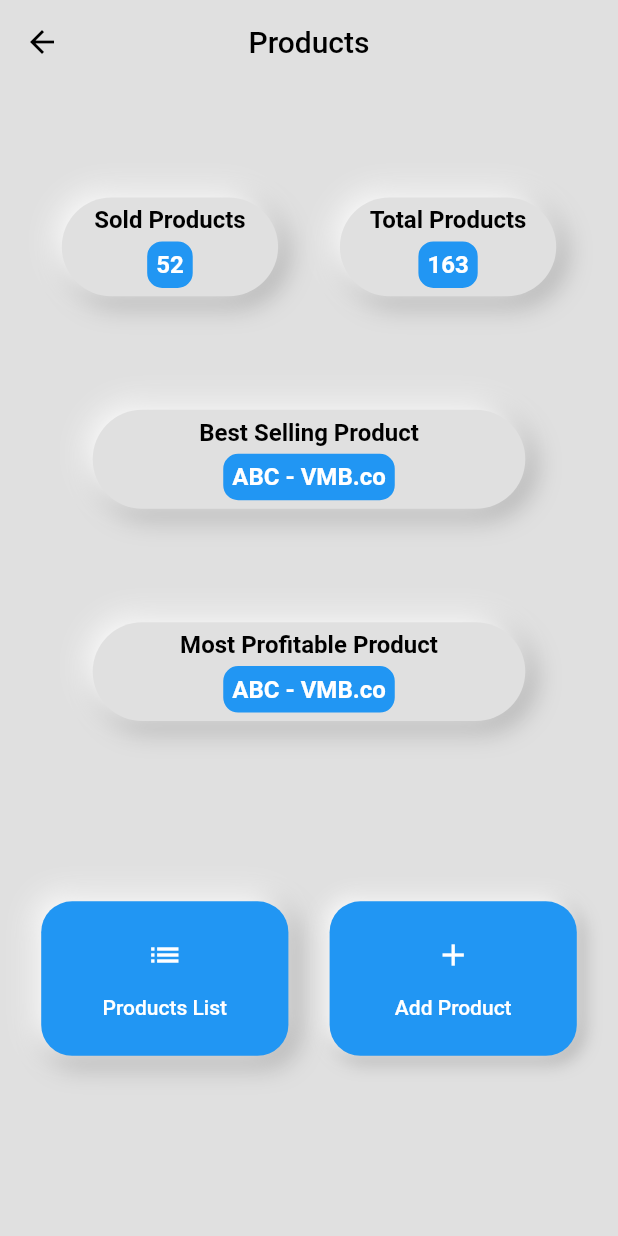
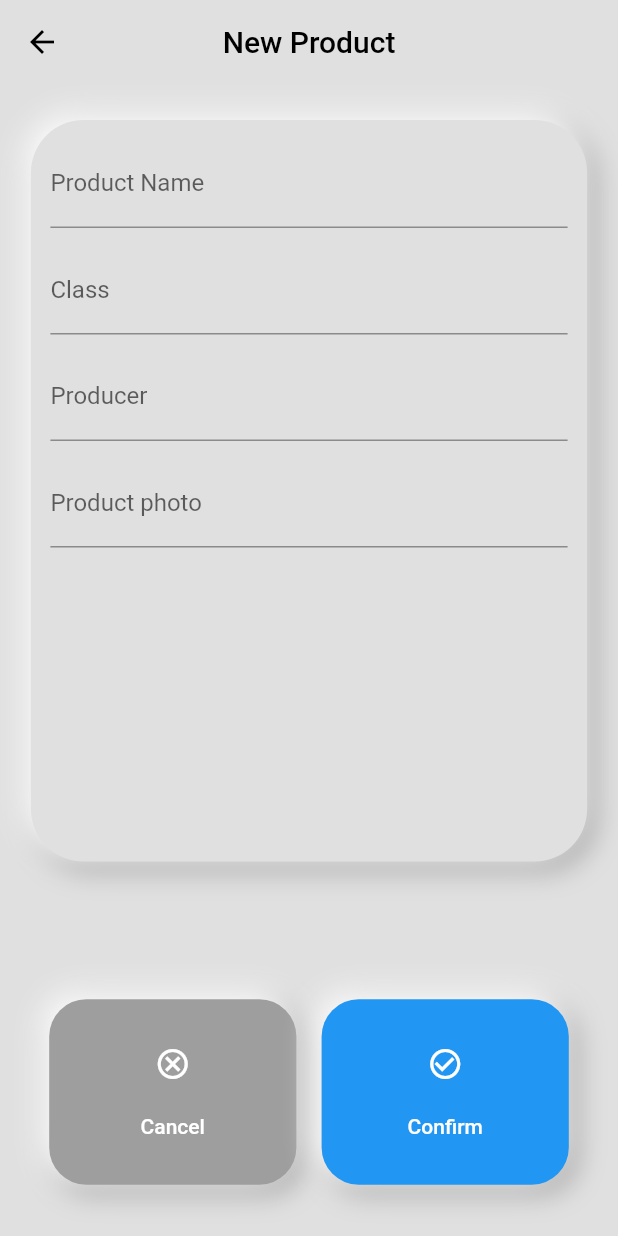
Before and after one commit to gmorais671/open_erp, a Flutter app: the ProductsMain screen opened directly, after a tap on "Add Product", on a phone screen of 412 x 824 dp. Run offline on Flutter 3.47's test engine with Material 2 defaults, Android fonts, the light colour scheme and no system bars.

Commit message:
Create screen layout

```diff
--- /dev/null
+++ b/lib/components/forms/new_product.dart
@@ -0,0 +1,69 @@
+import 'package:flutter/material.dart';
+
+class NewProductForm extends StatefulWidget {
+  NewProductForm({Key? key, required this.height, required this.width})
+      : super(key: key);
+
+  double width;
+  double height;
+
+  @override
+  _NewProductFormState createState() => _NewProductFormState();
+}
+
+class _NewProductFormState extends State<NewProductForm> {
+  @override
+  Widget build(BuildContext context) {
+
+    double fieldsSpacement = 12.0;
+    return Container(
+      width: widget.width,
+      height: widget.height,
+      padding: EdgeInsets.all(12.0),
+      decoration: BoxDecoration(
+          color: Colors.grey[300],
+          border: Border.all(
+            color: Colors.transparent,
+          ),
+          borderRadius: const BorderRadius.all(Radius.circular(35)),
+          boxShadow: const [
+            BoxShadow(
+              color: Colors.grey,
+              offset: Offset(4, 4),
+              blurRadius: 15,
+              spreadRadius: 1,
+            ),
+            BoxShadow(
+              color: Colors.white,
+              offset: Offset(-4, -4),
+              blurRadius: 15,
+              spreadRadius: 1,
+            ),
+          ]),
+      child: SizedBox(
+        width: widget.width*0.4,
+        child: Form(
+          child: ListView(
+            children: [
+              TextFormField(
+                decoration: InputDecoration(labelText: 'Product Name'),
+              ),
+              SizedBox(height: fieldsSpacement,),
+              TextFormField(
+                decoration: InputDecoration(labelText: 'Class'),
+              ),
+              SizedBox(height: fieldsSpacement,),
+              TextFormField(
+                decoration: InputDecoration(labelText: 'Producer'),
+              ),
+              SizedBox(height: fieldsSpacement,),
+              TextFormField(
+                decoration: InputDecoration(labelText: 'Product photo'),
+              ),
+            ],
+          ),
+        ),
+      ),
+    );
+  }
+}
--- a/lib/components/static/neuromorph_informer.dart
+++ b/lib/components/static/neuromorph_informer.dart
@@ -16,6 +16,14 @@ class NeuromorphInformer extends StatelessWidget {
 
   @override
   Widget build(BuildContext context) {
+    bool borderSize = false;
+
+    if (width >= height) {
+      borderSize = true;
+    } else {
+      borderSize = false;
+    }
+
     return Container(
       width: width,
       height: height,
@@ -24,7 +32,11 @@ class NeuromorphInformer extends StatelessWidget {
           border: Border.all(
             color: Colors.transparent,
           ),
-          borderRadius: BorderRadius.all(Radius.circular(width * 0.5)),
+          borderRadius: BorderRadius.all(
+            Radius.circular(
+              borderSize ? height * 0.3 : width * 0.3,
+            ),
+          ),
           boxShadow: const [
             BoxShadow(
               color: Colors.grey,
@@ -34,7 +46,7 @@ class NeuromorphInformer extends StatelessWidget {
             ),
             BoxShadow(
               color: Colors.white,
-              offset: const Offset(-4, -4),
+              offset: Offset(-4, -4),
               blurRadius: 15,
               spreadRadius: 1,
             ),
--- a/lib/screens/home.dart
+++ b/lib/screens/home.dart
@@ -2,6 +2,7 @@ import 'package:flutter/material.dart';
 import 'package:open_erp/components/buttons/neuromorph_button.dart';
 import 'package:open_erp/components/drawer/navigation_drawer.dart';
 import 'package:open_erp/components/static/neuromorph_flutter_logo.dart';
+import 'package:open_erp/screens/products/add.dart';
 
 class HomePage extends StatelessWidget {
   const HomePage({Key? key}) : super(key: key);
@@ -41,7 +42,7 @@ class HomePage extends StatelessWidget {
                 crossAxisAlignment: CrossAxisAlignment.center,
                 children: [
                   SizedBox(
-                    width: width*0.4,
+                    width: width * 0.4,
                     child: Center(
                       child: NeuromorphButton(
                         width * 0.25,
@@ -54,7 +55,7 @@ class HomePage extends StatelessWidget {
                     ),
                   ),
                   SizedBox(
-                    width: width*0.4,
+                    width: width * 0.4,
                     child: Center(
                       child: NeuromorphButton(
                         width * 0.25,
@@ -77,7 +78,7 @@ class HomePage extends StatelessWidget {
                 crossAxisAlignment: CrossAxisAlignment.center,
                 children: [
                   SizedBox(
-                    width: width*0.4,
+                    width: width * 0.4,
                     child: Center(
                       child: NeuromorphButton(
                         width * 0.25,
@@ -90,7 +91,7 @@ class HomePage extends StatelessWidget {
                     ),
                   ),
                   SizedBox(
-                    width: width*0.4,
+                    width: width * 0.4,
                     child: Center(
                       child: NeuromorphButton(
                         width * 0.25,
@@ -98,7 +99,13 @@ class HomePage extends StatelessWidget {
                         Colors.blue,
                         Icons.add,
                         'Add Product',
-                        () => {},
+                        () => {
+                          Navigator.of(context).push(
+                            MaterialPageRoute(
+                              builder: (context) => const ProdusctsAdd(),
+                            ),
+                          )
+                        },
                       ),
                     ),
                   ),
--- /dev/null
+++ b/lib/screens/products/add.dart
@@ -0,0 +1,95 @@
+import 'package:flutter/material.dart';
+import 'package:open_erp/components/forms/new_product.dart';
+import 'package:open_erp/components/static/nothing_to_show.dart';
+
+import '../../components/buttons/neuromorph_button.dart';
+
+class ProdusctsAdd extends StatefulWidget {
+  const ProdusctsAdd({Key? key}) : super(key: key);
+
+  @override
+  _ProdusctsAddState createState() => _ProdusctsAddState();
+}
+
+class _ProdusctsAddState extends State<ProdusctsAdd> {
+
+  static String title = 'New Product';
+  @override
+  Widget build(BuildContext context) {
+
+    Size size = MediaQuery.of(context).size;
+    double width = size.width;
+    double height = size.height;
+
+    return Scaffold(
+      appBar: AppBar(
+        title: Text(
+          title,
+          style: const TextStyle(color: Colors.black),
+        ),
+        centerTitle: true,
+        backgroundColor: Colors.grey[300],
+        shadowColor: Colors.transparent,
+        iconTheme: const IconThemeData(
+          color: Colors.black,
+        ),
+      ),
+      body: Container(
+        padding: const EdgeInsets.symmetric(horizontal: 16.0, vertical: 24.0),
+        width: width,
+        height: height,
+        color: Colors.grey[300],
+        child: Column(
+          mainAxisSize: MainAxisSize.max,
+          mainAxisAlignment: MainAxisAlignment.spaceBetween,
+          crossAxisAlignment: CrossAxisAlignment.center,
+          children: [
+            Flexible(
+              flex: 4,
+              child: NewProductForm(
+                width: width*0.9,
+                height: height*0.6,
+              ),
+            ),
+            Flexible(
+              flex: 1,
+              child: Row(
+                mainAxisSize: MainAxisSize.max,
+                mainAxisAlignment: MainAxisAlignment.spaceEvenly,
+                crossAxisAlignment: CrossAxisAlignment.center,
+                children: [
+                  SizedBox(
+                    width: width * 0.4,
+                    child: Center(
+                      child: NeuromorphButton(
+                        width * 0.4,
+                        width * 0.3,
+                        Colors.grey,
+                        Icons.cancel_outlined,
+                        'Cancel',
+                            () => {},
+                      ),
+                    ),
+                  ),
+                  SizedBox(
+                    width: width * 0.4,
+                    child: Center(
+                      child: NeuromorphButton(
+                        width * 0.4,
+                        width * 0.3,
+                        Colors.blue,
+                        Icons.check_circle_outline,
+                        'Confirm',
+                            () => {},
+                      ),
+                    ),
+                  ),
+                ],
+              ),
+            ),
+          ],
+        ),
+      ),
+    );
+  }
+}
--- a/lib/screens/products/main.dart
+++ b/lib/screens/products/main.dart
@@ -1,5 +1,6 @@
 import 'package:flutter/material.dart';
 import 'package:open_erp/components/static/neuromorph_informer.dart';
+import 'package:open_erp/screens/products/add.dart';
 
 import '../../components/buttons/neuromorph_button.dart';
 
@@ -48,14 +49,14 @@ class _ProductsMainState extends State<ProductsMain> {
                 crossAxisAlignment: CrossAxisAlignment.center,
                 children: [
                   NeuromorphInformer(
-                    height: height * 0.08,
-                    width: width * 0.35,
+                    height: height * 0.13,
+                    width: width * 0.4,
                     title: 'Sold Products',
                     value: '52',
                   ),
                   NeuromorphInformer(
-                    height: height * 0.08,
-                    width: width * 0.35,
+                    height: height * 0.13,
+                    width: width * 0.4,
                     title: 'Total Products',
                     value: '163',
                   ),
@@ -65,8 +66,8 @@ class _ProductsMainState extends State<ProductsMain> {
             Flexible(
               flex: 1,
               child: NeuromorphInformer(
-                height: height * 0.08,
-                width: width * 0.7,
+                height: height * 0.13,
+                width: width * 0.75,
                 title: 'Best Selling Product',
                 value: 'ABC - VMB.co',
               ),
@@ -74,8 +75,8 @@ class _ProductsMainState extends State<ProductsMain> {
             Flexible(
               flex: 1,
               child: NeuromorphInformer(
-                height: height * 0.08,
-                width: width * 0.7,
+                height: height * 0.13,
+                width: width * 0.75,
                 title: 'Most Profitable Product',
                 value: 'ABC - VMB.co',
               ),
@@ -109,7 +110,13 @@ class _ProductsMainState extends State<ProductsMain> {
                         Colors.blue,
                         Icons.add,
                         'Add Product',
-                        () => {},
+                        () => {
+                          Navigator.of(context).push(
+                            MaterialPageRoute(
+                              builder: (context) => const ProdusctsAdd(),
+                            ),
+                          )
+                        },
                       ),
                     ),
                   ),
```
Also changed, not shown: lib/components/static/neuromorph_flutter_logo.dart (+6 -4 lines).
